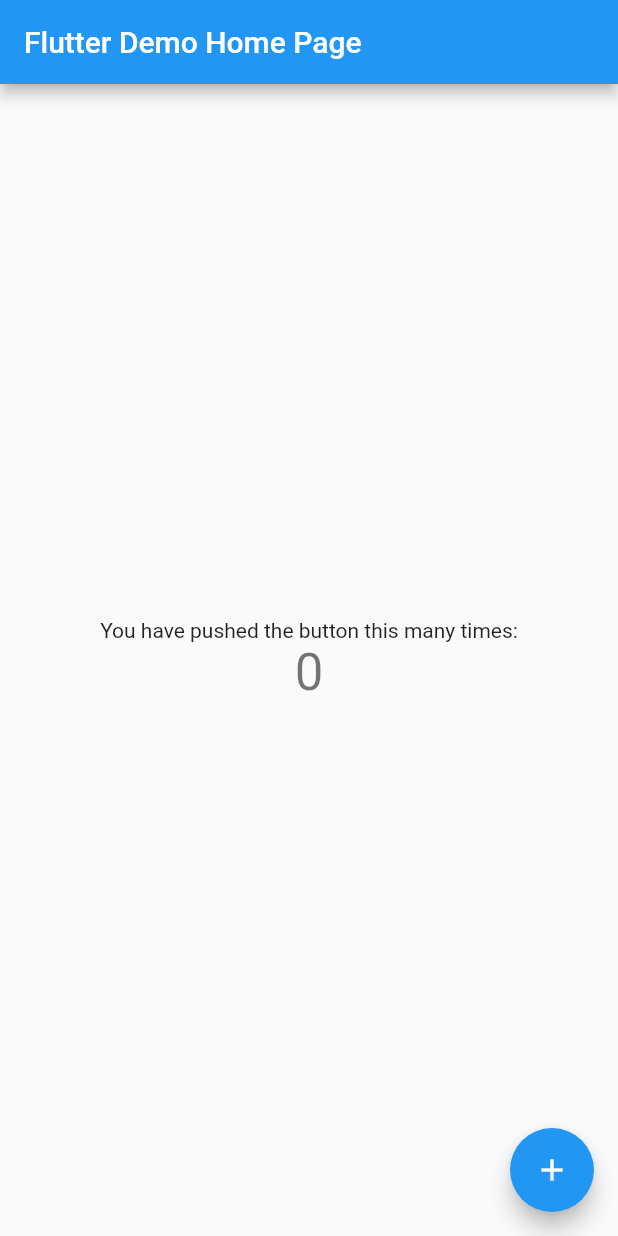
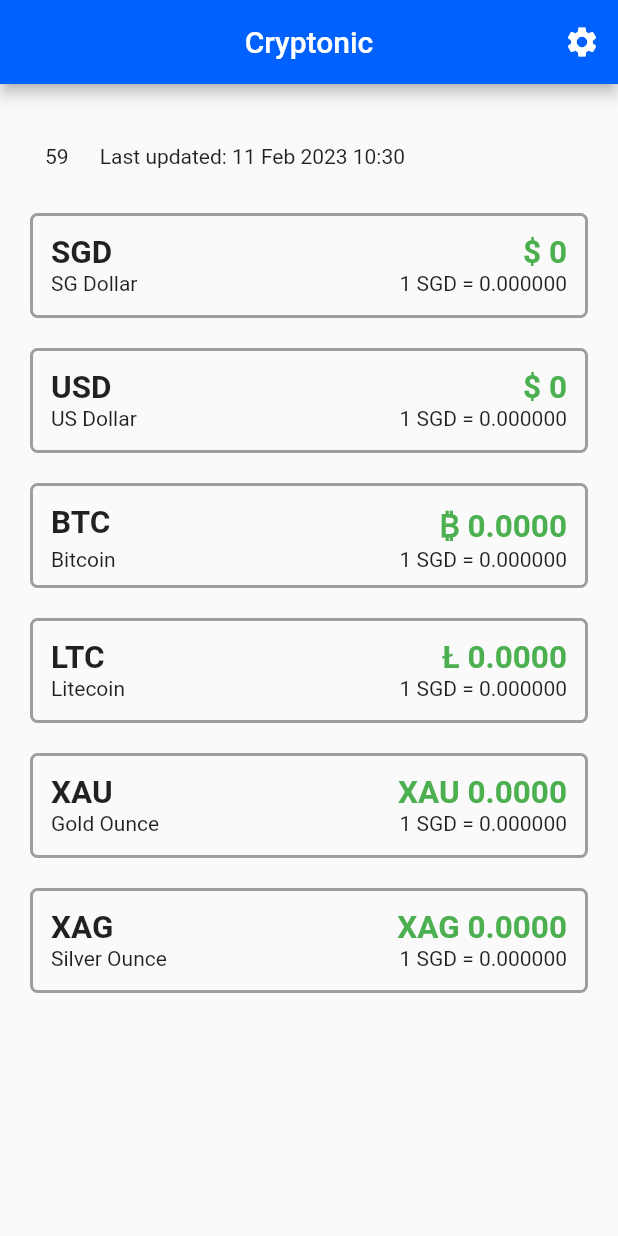
Before and after one commit to eskaine/cryptonic_app, a Flutter app: the MyHomePage screen opened directly, on a phone screen of 412 x 824 dp. Run offline on Flutter 3.47's test engine with Material 2 defaults, Android fonts, the phone set to English and light mode, and no system bars; our stand-ins replace shared_preferences; accounts and stored records are empty; network calls fail.

Commit message:
chore: everything

```diff
--- /dev/null
+++ b/lib/constants.dart
@@ -0,0 +1,42 @@
+
+const String APP_NAME = "Cryptonic";
+const String STATUS_TEXT = " Last updated: ";
+const String API_CURRENCIES = "https://api.coinbase.com/v2/exchange-rates?currency=";
+
+const String DATETIME_FORMAT = 'dd MMM yyy hh:mm';
+
+const int TIMER_COUNTDOWN = 59;
+
+
+const Map<String, Map<String, String>> CURRENCIES_LIST= {
+  "SGD": {
+    "code": "SGD",
+    "label": "SG Dollar",
+    "symbol": "\$"
+  },
+  "USD": {
+    "code": "USD",
+    "label": "US Dollar",
+    "symbol": "\$"
+  },
+  "BTC": {
+    "code": "BTC",
+    "label": "Bitcoin",
+    "symbol": "₿"
+  },
+  "LTC": {
+    "code": "LTC",
+    "label": "Litecoin",
+    "symbol": "Ł"
+  },
+  "XAU": {
+    "code": "XAU",
+    "label": "Gold Ounce",
+    "symbol": "XAU"
+  },
+  "XAG": {
+    "code": "XAG",
+    "label": "Silver Ounce",
+    "symbol": "XAG"
+  },
+};
--- a/lib/main.dart
+++ b/lib/main.dart
@@ -1,44 +1,28 @@
 import 'package:flutter/material.dart';
+import '../screens/currency.dart';
+import '../constants.dart';
+import './models/settingsPanel.model.dart';
+import 'package:shared_preferences/shared_preferences.dart';
 
 void main() {
   runApp(MyApp());
 }
 
 class MyApp extends StatelessWidget {
-  // This widget is the root of your application.
   @override
   Widget build(BuildContext context) {
     return MaterialApp(
-      title: 'Flutter Demo',
+      title: APP_NAME,
       theme: ThemeData(
-        // This is the theme of your application.
-        //
-        // Try running your application with "flutter run". You'll see the
-        // application has a blue toolbar. Then, without quitting the app, try
-        // changing the primarySwatch below to Colors.green and then invoke
-        // "hot reload" (press "r" in the console where you ran "flutter run",
-        // or simply save your changes to "hot reload" in a Flutter IDE).
-        // Notice that the counter didn't reset back to zero; the application
-        // is not restarted.
         primarySwatch: Colors.blue,
       ),
-      home: MyHomePage(title: 'Flutter Demo Home Page'),
+      home: MyHomePage(title: APP_NAME),
     );
   }
 }
 
 class MyHomePage extends StatefulWidget {
   MyHomePage({Key? key, required this.title}) : super(key: key);
-
-  // This widget is the home page of your application. It is stateful, meaning
-  // that it has a State object (defined below) that contains fields that affect
-  // how it looks.
-
-  // This class is the configuration for the state. It holds the values (in this
-  // case the title) provided by the parent (in this case the App widget) and
-  // used by the build method of the State. Fields in a Widget subclass are
-  // always marked "final".
-
   final String title;
 
   @override
@@ -46,68 +30,68 @@
 }
 
 class _MyHomePageState extends State<MyHomePage> {
-  int _counter = 0;
+  double commission = 0;
+  bool isSelling = true;
 
-  void _incrementCounter() {
+  @override
+  void initState() {
+    _getCommissionState().then((value) {
+      setCommission(value);
+    });
+  }
+
+  void setCommission(double newCommission) {
     setState(() {
-      // This call to setState tells the Flutter framework that something has
-      // changed in this State, which causes it to rerun the build method below
-      // so that the display can reflect the updated values. If we changed
-      // _counter without calling setState(), then the build method would not be
-      // called again, and so nothing would appear to happen.
-      _counter++;
+      print('comission');
+      print(newCommission);
+      commission = newCommission;
     });
+  }
+
+  void setCalcMode(bool mode) {
+    setState(() {
+      isSelling = mode;
+    });
+  }
+
+  Future<double> _getCommissionState() async {
+    SharedPreferences prefs = await SharedPreferences.getInstance();
+    return prefs.getDouble('commission') ?? 5;
+  }
+
+  createSettingsDialog(BuildContext context) {
+    return showDialog(
+        context: context,
+        builder: (context) {
+          return SettingsPanel(isSelling, setCommission, setCalcMode);
+        });
   }
 
   @override
   Widget build(BuildContext context) {
-    // This method is rerun every time setState is called, for instance as done
-    // by the _incrementCounter method above.
-    //
-    // The Flutter framework has been optimized to make rerunning build methods
-    // fast, so that you can just rebuild anything that needs updating rather
-    // than having to individually change instances of widgets.
     return Scaffold(
       appBar: AppBar(
-        // Here we take the value from the MyHomePage object that was created by
-        // the App.build method, and use it to set our appbar title.
         title: Text(widget.title),
+        centerTitle: true,
+        backgroundColor: Color(0xFF0061FF),
+        actions: <Widget>[
+          IconButton(
+            icon: Icon(
+              Icons.settings,
+              color: Colors.white,
+            ),
+            onPressed: () {
+              createSettingsDialog(context);
+            },
+          )
+        ],
       ),
       body: Center(
-        // Center is a layout widget. It takes a single child and positions it
-        // in the middle of the parent.
         child: Column(
-          // Column is also a layout widget. It takes a list of children and
-          // arranges them vertically. By default, it sizes itself to fit its
-          // children horizontally, and tries to be as tall as its parent.
-          //
-          // Invoke "debug painting" (press "p" in the console, choose the
-          // "Toggle Debug Paint" action from the Flutter Inspector in Android
-          // Studio, or the "Toggle Debug Paint" command in Visual Studio Code)
-          // to see the wireframe for each widget.
-          //
-          // Column has various properties to control how it sizes itself and
-          // how it positions its children. Here we use mainAxisAlignment to
-          // center the children vertically; the main axis here is the vertical
-          // axis because Columns are vertical (the cross axis would be
-          // horizontal).
-          mainAxisAlignment: MainAxisAlignment.center,
-          children: <Widget>[
-            Text(
-              'You have pushed the button this many times:',
-            ),
-            Text(
-              '$_counter',
-              style: Theme.of(context).textTheme.headline4,
-            ),
-          ],
+          mainAxisAlignment: MainAxisAlignment.start,
+          children: <Widget>[CurrencyScreen(commission, isSelling)],
         ),
       ),
-      floatingActionButton: FloatingActionButton(
-        onPressed: _incrementCounter,
-        tooltip: 'Increment',
-        child: Icon(Icons.add),
-      ), // This trailing comma makes auto-formatting nicer for build methods.
     );
   }
 }
--- /dev/null
+++ b/lib/models/displayPanel.model.dart
@@ -0,0 +1,61 @@
+import 'package:flutter/material.dart';
+
+class DisplayPanel extends StatefulWidget {
+  final String currencyCode;
+  final String currencyName;
+  final String currencySymbol;
+  final double unitPrice;
+  final double amount;
+  final String inputCurrency;
+  final MaterialColor textColor;
+  final int decimalPlace;
+
+  DisplayPanel(this.currencyCode, this.currencyName, this.currencySymbol,
+      this.inputCurrency, this.unitPrice, this.amount, this.textColor, this.decimalPlace);
+
+  @override
+  _DisplayPanelState createState() => _DisplayPanelState();
+}
+
+class _DisplayPanelState extends State<DisplayPanel> {
+  @override
+  Widget build(BuildContext context) {
+    return Container(
+        height: 70,
+        padding: EdgeInsets.all(12.0),
+        decoration: BoxDecoration(
+            border: Border.all(color: Colors.grey, width: 2.0),
+            borderRadius: BorderRadius.circular(5)),
+        child: Table(
+          children: [
+            TableRow(children: [
+              TableCell(
+                  child: Text(widget.currencyCode,
+                      textScaleFactor: 1.5,
+                      style: TextStyle(fontWeight: FontWeight.bold))),
+              TableCell(
+                  child: Text(
+                      widget.currencySymbol +
+                          ' ' +
+                          (widget.amount * widget.unitPrice).toStringAsFixed(widget.decimalPlace),
+                      textScaleFactor: 1.5,
+                      textAlign: TextAlign.right,
+                      style: TextStyle(
+                          color: widget.textColor,
+                          fontWeight: FontWeight.bold)))
+            ]),
+            TableRow(children: [
+              TableCell(child: Text(widget.currencyName)),
+              TableCell(
+                  child: Text(
+                '1 ' +
+                    widget.inputCurrency +
+                    ' = ' +
+                    widget.unitPrice.toStringAsFixed(6),
+                textAlign: TextAlign.right,
+              ))
+            ])
+          ],
+        ));
+  }
+}
--- /dev/null
+++ b/lib/models/lastUpdatedPanel.model.dart
@@ -0,0 +1,20 @@
+import 'package:flutter/material.dart';
+import '../constants.dart';
+
+class LastUpdatedPanel extends StatelessWidget {
+  final String timerText;
+  final String dateText;
+
+  LastUpdatedPanel(this.timerText, this.dateText);
+
+  @override
+  Widget build(BuildContext context) {
+    return Container(
+        padding: EdgeInsets.all(10.0),
+        child: Row(
+          children: [
+            Text(this.timerText + '     ' + STATUS_TEXT + this.dateText),
+          ],
+        ));
+  }
+}
--- /dev/null
+++ b/lib/screens/currency.dart
@@ -0,0 +1,143 @@
+import 'package:cryptonic/utilities/crypto.service.dart';
+import 'package:flutter/material.dart';
+import '../models/lastUpdatedPanel.model.dart';
+import 'package:intl/intl.dart';
+import '../constants.dart';
+import 'dart:async';
+import './handler/panelHandler.dart';
+
+class CurrencyScreen extends StatefulWidget {
+  final CryptoService cryptoService = new CryptoService();
+  final double commission;
+  final bool isSelling;
+
+  CurrencyScreen(this.commission, this.isSelling);
+
+  @override
+  _CurrencyScreenState createState() => _CurrencyScreenState();
+}
+
+class _CurrencyScreenState extends State<CurrencyScreen> {
+  String date = DateFormat(DATETIME_FORMAT).format(DateTime.now());
+  int apiTimer = 0;
+  String inputCurrency = "SGD";
+  Map<String, dynamic> _cryptoData = {};
+  double inputPrice = 10000;
+
+  @protected
+  @mustCallSuper
+  // ignore: must_call_super
+  void initState() {
+    repeatUpdate();
+  }
+
+  void repeatUpdate() {
+    Timer.periodic(Duration(seconds: 1), (timer) {
+      if (apiTimer == 0) {
+        fetchData(inputCurrency);
+        date = DateFormat(DATETIME_FORMAT).format(DateTime.now());
+        apiTimer = 60;
+      }
+      runTimer();
+    });
+  }
+
+  void setInputPrice(String value) {
+    setState(() {
+      inputPrice = double.parse(value == '' ? '0' : value);
+    });
+  }
+
+  void setInputCurrency(String value) {
+    setState(() {
+      inputCurrency = value;
+    });
+    fetchData(inputCurrency);
+  }
+
+  void runTimer() {
+    setState(() {
+      apiTimer--;
+    });
+  }
+
+  void fetchData(String currency) {
+    widget.cryptoService.fetchCurrencies(currency).then((data) {
+      setState(() {
+        _cryptoData = data;
+      });
+    });
+  }
+
+  MaterialColor getModeColor() {
+    return widget.isSelling ? Colors.green : Colors.red;
+  }
+
+  Widget setPanelHandler(String code, String name, String symbol, int decimalPlace, int inputDecimalPlace) {
+    double rawPrice =
+        _cryptoData[code] == null ? 0 : double.parse(_cryptoData[code]);
+    double calPrice = unitPrice(code, rawPrice, widget.commission);
+    return PanelHandler(code, name, symbol, inputCurrency, calPrice, inputPrice,
+        setInputCurrency, setInputPrice, getModeColor(), decimalPlace, inputDecimalPlace);
+  }
+
+  double unitPrice(String displayCurrency, double price, double rates) {
+    if (
+        (inputCurrency != displayCurrency && inputCurrency != "SGD" && inputCurrency != "USD") ||
+        (inputCurrency == "SGD" && displayCurrency != "SGD" && displayCurrency != "USD")
+      ) {
+      if (widget.isSelling) {
+        price -= ((price / 100) * rates);
+      } else {
+        price += ((price / 100) * rates);
+      }
+    }
+    else if  (inputCurrency == "USD" && displayCurrency == "SGD") {
+      if (widget.isSelling) {
+        price += ((price / 100) * rates);
+      } else {
+        price -= ((price / 100) * rates);
+      }
+    }
+
+    return price;
+  }
+
+  @override
+  Widget build(BuildContext context) {
+    return Container(
+      height: MediaQuery.of(context).size.height - 120,
+      padding: EdgeInsets.only(top: 30, left: 20, right: 20),
+      child: Column(
+        mainAxisAlignment: MainAxisAlignment.spaceBetween,
+        children: [
+          Row(
+            children: [
+              Expanded(
+                flex: 10, // 20%
+                child: Column(
+                  children: <Widget>[
+                    LastUpdatedPanel(apiTimer.toString(), date),
+                    SizedBox(height: 20),
+                    setPanelHandler("SGD", "SG Dollar", "\$", 0, 0),
+                    SizedBox(height: 20),
+                    setPanelHandler("USD", "US Dollar", "\$", 0, 0),
+                    SizedBox(height: 20),
+                    setPanelHandler("BTC", "Bitcoin", "₿", 4, 5),
+                    SizedBox(height: 20),
+                    setPanelHandler("LTC", "Litecoin", "Ł", 4, 3),
+                    SizedBox(height: 20),
+                    setPanelHandler("XAU", "Gold Ounce", "XAU", 4, 0),
+                    SizedBox(height: 20),
+                    setPanelHandler("XAG", "Silver Ounce", "XAG", 4, 0),
+                    SizedBox(height: 20),
+                  ],
+                ),
+              ),
+            ],
+          ),
+        ],
+      ),
+    );
+  }
+}
--- /dev/null
+++ b/lib/screens/handler/panelHandler.dart
@@ -0,0 +1,90 @@
+import 'package:flutter/material.dart';
+import '../../models/displayPanel.model.dart';
+import '../../models/inputPanel.model.dart';
+
+class PanelHandler extends StatefulWidget {
+  final String currencyCode;
+  final String currencyName;
+  final String currencySymbol;
+  final String inputCurrency;
+  final double unitPrice;
+  final double amount;
+  final void Function(String) inputCurrencyCB;
+  final void Function(String) inputPriceCB;
+  final MaterialColor textColor;
+  final int decimalPlace;
+  final int inputDecimalPlace;
+
+  PanelHandler(
+      this.currencyCode,
+      this.currencyName,
+      this.currencySymbol,
+      this.inputCurrency,
+      this.unitPrice,
+      this.amount,
+      this.inputCurrencyCB,
+      this.inputPriceCB,
+      this.textColor,
+      this.decimalPlace,
+      this.inputDecimalPlace);
+
+  @override
+  _PanelHandlerState createState() => _PanelHandlerState();
+}
+
+class _PanelHandlerState extends State<PanelHandler> {
+  bool isInput = false;
+  FocusNode myFocusNode = FocusNode();
+
+  @override
+  void initState() {
+    super.initState();
+    myFocusNode.requestFocus();
+    myFocusNode.addListener(_onFocusChange);
+  }
+
+  void _onFocusChange() {
+    if (!myFocusNode.hasFocus) {
+      disableInput();
+    }
+  }
+
+  @override
+  void dispose() {
+    myFocusNode.dispose();
+    super.dispose();
+  }
+
+  void disableInput() {
+    setState(() {
+      isInput = false;
+    });
+  }
+
+  void enableInput() {
+    myFocusNode.requestFocus();
+    widget.inputCurrencyCB(widget.currencyCode);
+    setState(() {
+      isInput = true;
+    });
+  }
+
+  @override
+  Widget build(BuildContext context) {
+    return GestureDetector(
+        onTap: () {
+          enableInput();
+        },
+        child: isInput
+            ? InputPanel(widget.currencyCode, myFocusNode, widget.inputDecimalPlace, widget.inputPriceCB)
+            : DisplayPanel(
+                widget.currencyCode,
+                widget.currencyName,
+                widget.currencySymbol,
+                widget.inputCurrency,
+                widget.unitPrice,
+                widget.amount,
+                widget.textColor,
+                widget.decimalPlace));
+  }
+}
```
Also changed, not shown: lib/models/currencyRates.response.dart (added, +25 -0 lines), lib/models/inputPanel.model.dart (added, +71 -0 lines), lib/models/settingsPanel.model.dart (added, +109 -0 lines), lib/utilities/crypto.service.dart (added, +17 -0 lines), pubspec.yaml (+11 -14 lines), pubspec.lock, 10 other files.
